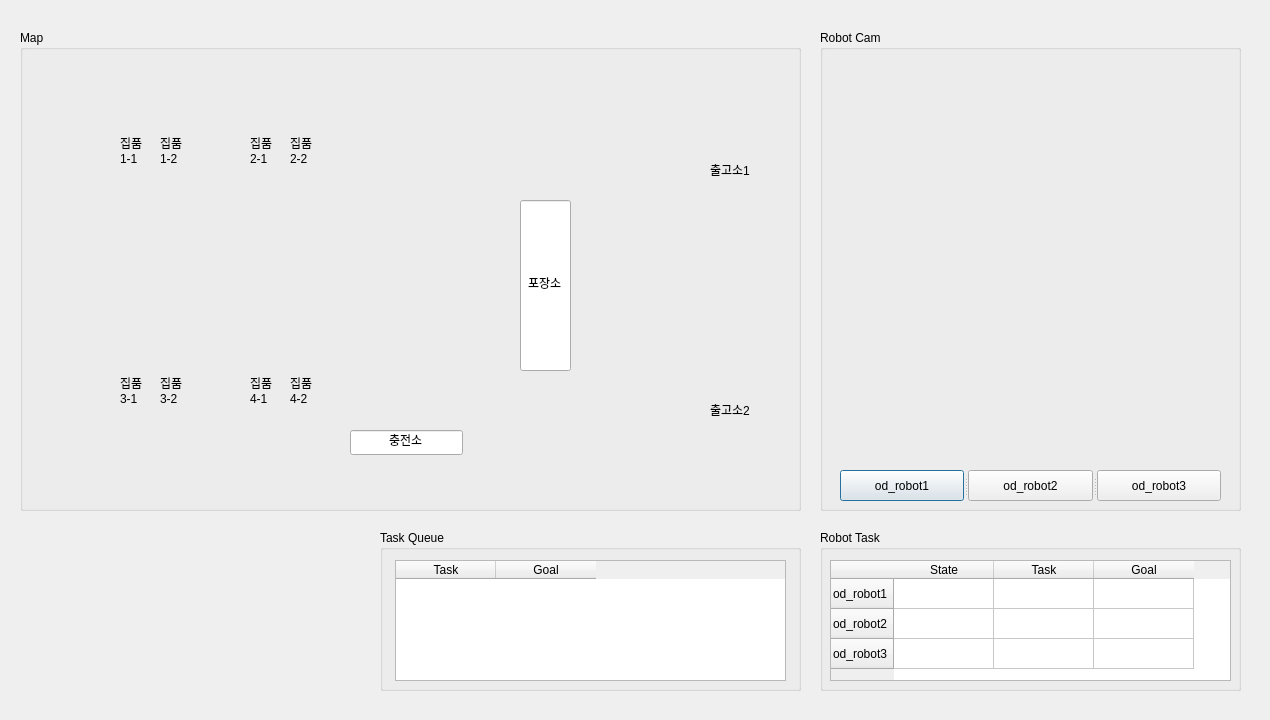
Qt form gui/wms_monitor/wms_monitor/wms.ui (addinedu-ros-5th/ros-repo-3) before a commit.
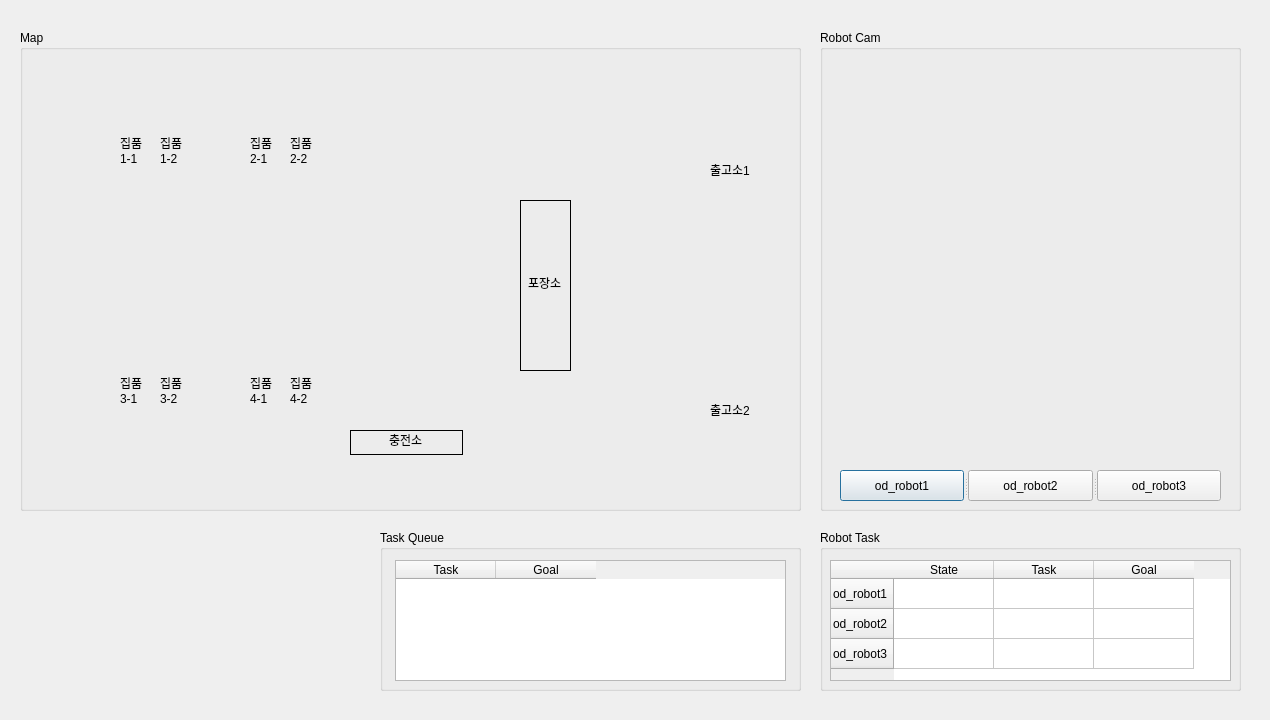
The same form after that commit.

Commit message: fix: wms gui lineEdit

```diff
--- a/gui/wms_monitor/wms_monitor/wms.ui
+++ b/gui/wms_monitor/wms_monitor/wms.ui
@@ -154,12 +154,22 @@
       <height>25</height>
      </rect>
     </property>
+    <property name="styleSheet">
+     <string notr="true">QLineEdit {
+    background: transparent;
+    border: 1px solid black;
+}
+</string>
+    </property>
     <property name="text">
      <string>충전소</string>
     </property>
     <property name="alignment">
      <set>Qt::AlignCenter</set>
     </property>
+    <property name="clearButtonEnabled">
+     <bool>false</bool>
+    </property>
    </widget>
    <widget class="QLabel" name="label_1">
     <property name="geometry">
@@ -300,6 +310,13 @@
       <height>171</height>
      </rect>
     </property>
+    <property name="styleSheet">
+     <string notr="true">QLineEdit {
+    background: transparent;
+    border: 1px solid black;
+}
+</string>
+    </property>
     <property name="text">
      <string>포장소</string>
     </property>
```
Left out of the diff: 2 changed lines with no effect on the pictures.
